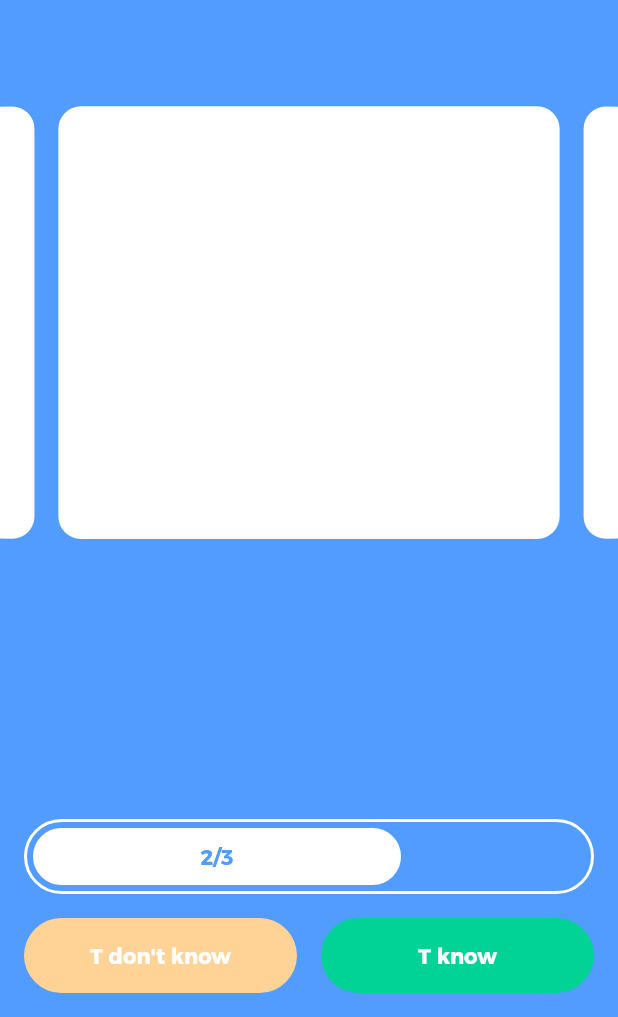
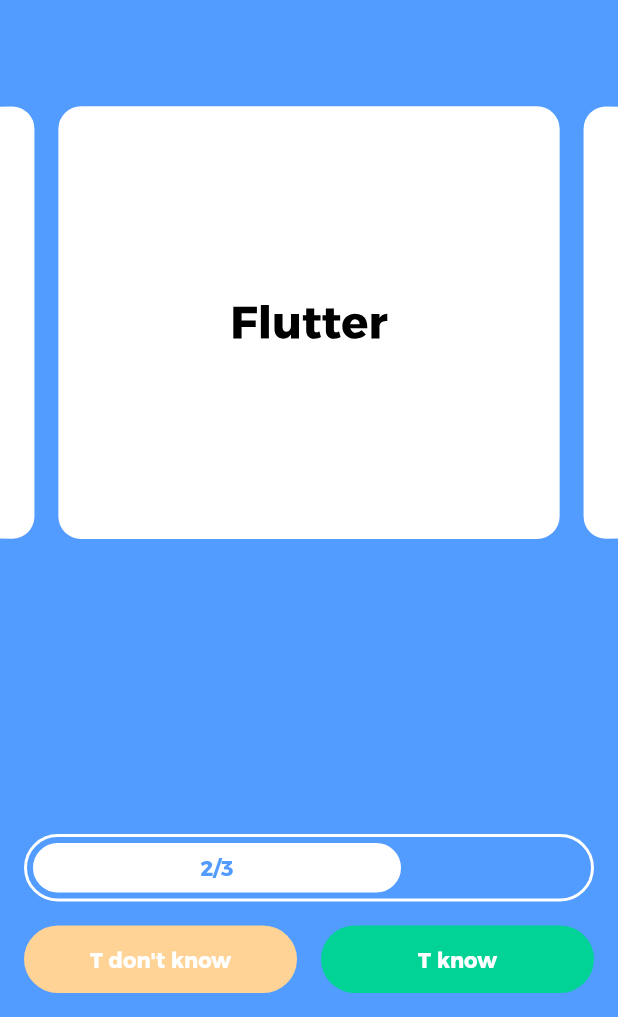
Before and after one commit to alexcao194/flash_card, a Flutter app: the screen it shows after launch, on a phone screen of 412 x 824 dp, the part 219-1236 px from its top. Run offline on Flutter 3.47's test engine with Material 2 defaults, Android fonts, the phone set to English and light mode, and no system bars; our stand-ins replace equatable, flutter_bloc.

Commit message:
logic of card screen

```diff
--- /dev/null
+++ b/lib/app/flash_card/bloc/flash_card_bloc/flash_card_event.dart
@@ -0,0 +1,5 @@
+part of 'flash_card_bloc.dart';
+
+abstract class FlashCardEvent extends Equatable {
+  const FlashCardEvent();
+}
--- a/lib/app/flash_card/widget/choice_button.dart
+++ b/lib/app/flash_card/widget/choice_button.dart
@@ -18,7 +18,7 @@ class ChoiceButton extends StatelessWidget {
       child: TextButton(
           onPressed: () {},
           child: Container(
-            height: 50,
+            height: 45,
             width: double.maxFinite,
             decoration: BoxDecoration(
                 borderRadius: BorderRadius.circular(50.0),
--- a/lib/app/flash_card/widget/list_card.dart
+++ b/lib/app/flash_card/widget/list_card.dart
@@ -37,7 +37,7 @@ class _ListCardState extends State<ListCard> {
           diameterRatio: 100,
           itemExtent: size.width * 0.85,
           physics: const FixedExtentScrollPhysics(
-            parent: NeverScrollableScrollPhysics()
+
           ),
           children: buildBody(size)
         ),
@@ -46,7 +46,9 @@ class _ListCardState extends State<ListCard> {
   }
 
   List<Widget> buildBody(Size size) {
-    return [
+    List<Widget> result = [];
+    for(int i = 0; i < 5; i++) {
+      result.add(
           Padding(
             padding: const EdgeInsets.symmetric(vertical: 8.0),
             child: Container(
@@ -55,49 +57,17 @@ class _ListCardState extends State<ListCard> {
                   borderRadius: BorderRadius.circular(15.0),
                   color: Colors.white
               ),
-        ),
-      ),
-      Padding(
-        padding: const EdgeInsets.symmetric(vertical: 8.0),
-        child: Container(
-          width: size.width * 0.7,
-          decoration: BoxDecoration(
-              borderRadius: BorderRadius.circular(15.0),
-              color: Colors.white
+              child: const RotatedBox(
+                quarterTurns: 3,
+                child: Center(
+                  child: Text('Flutter', style: TextStyle(color: Colors.black, fontWeight: FontWeight.w700, fontSize: 30)),
                 ),
               ),
             ),
-      Padding(
-        padding: const EdgeInsets.symmetric(vertical: 8.0),
-        child: Container(
-          width: size.width * 0.7,
-          decoration: BoxDecoration(
-              borderRadius: BorderRadius.circular(15.0),
-              color: Colors.white
-          ),
-        ),
-      ),
-      Padding(
-        padding: const EdgeInsets.symmetric(vertical: 8.0),
-        child: Container(
-          width: size.width * 0.7,
-          decoration: BoxDecoration(
-              borderRadius: BorderRadius.circular(15.0),
-              color: Colors.white
-          ),
-        ),
-      ),
-      Padding(
-        padding: const EdgeInsets.symmetric(vertical: 8.0),
-        child: Container(
-          width: size.width * 0.7,
-          decoration: BoxDecoration(
-              borderRadius: BorderRadius.circular(15.0),
-              color: Colors.white
-          ),
-        ),
-      ),
-    ];
+          )
+      );
+    }
+    return result;
   }
 
 }
--- a/lib/app/flash_card/widget/progress_bar.dart
+++ b/lib/app/flash_card/widget/progress_bar.dart
@@ -8,7 +8,7 @@ class ProgressBar extends StatelessWidget {
   Widget build(BuildContext context) {
     return Container(
       width: double.maxFinite,
-      height: 50.0,
+      height: 45.0,
       decoration: BoxDecoration(
           borderRadius: BorderRadius.circular(50.0),
           border: Border.all(color: Colors.white, width: 2.0)
--- a/lib/service/app_router/app_router.dart
+++ b/lib/service/app_router/app_router.dart
@@ -1,4 +1,5 @@
 import 'package:flash_card/app/flash_card/page/flash_card_sc.dart';
+import 'package:flash_card/app/home/page/home_sc.dart';
 import 'package:flash_card/app/splash_screen/page/splash_screen.dart';
 import 'package:flutter/material.dart';
 import 'package:flutter/widgets.dart';
@@ -8,6 +9,10 @@ class AppRouter {
   static Route<dynamic> generateRoute(RouteSettings settings) {
     switch(settings.name) {
       case AppRoutes.splash:
+        return MaterialPageRoute(builder: (_) => const FlashCardSC());
+      case AppRoutes.home:
+        return MaterialPageRoute(builder: (_) => const HomeSC());
+      case AppRoutes.flashCard:
         return MaterialPageRoute(builder: (_) => const FlashCardSC());
       default:
         return MaterialPageRoute(
@@ -22,4 +27,6 @@ class AppRouter {
 
 class AppRoutes {
   static const String splash = '/';
+  static const String home = '/home';
+  static const String flashCard = '/flash_card';
 }
--- a/pubspec.yaml
+++ b/pubspec.yaml
@@ -36,7 +36,8 @@ dependencies:
   # The following adds the Cupertino Icons font to your application.
   # Use with the CupertinoIcons class for iOS style icons.
   cupertino_icons: ^1.0.2
-  google_fonts: ^3.0.1
+  equatable: ^2.0.5
+  flutter_bloc: ^8.1.1
 
 dev_dependencies:
   flutter_test:
```
Also changed, not shown: lib/app/flash_card/bloc/flash_card_bloc/flash_card_bloc.dart (added, +13 -0 lines), lib/app/flash_card/bloc/flash_card_bloc/flash_card_state.dart (added, +14 -0 lines), lib/app/home/page/home_sc.dart (+12 -0 lines), pubspec.lock. Lines whose indentation alone changed are shown as unchanged.
